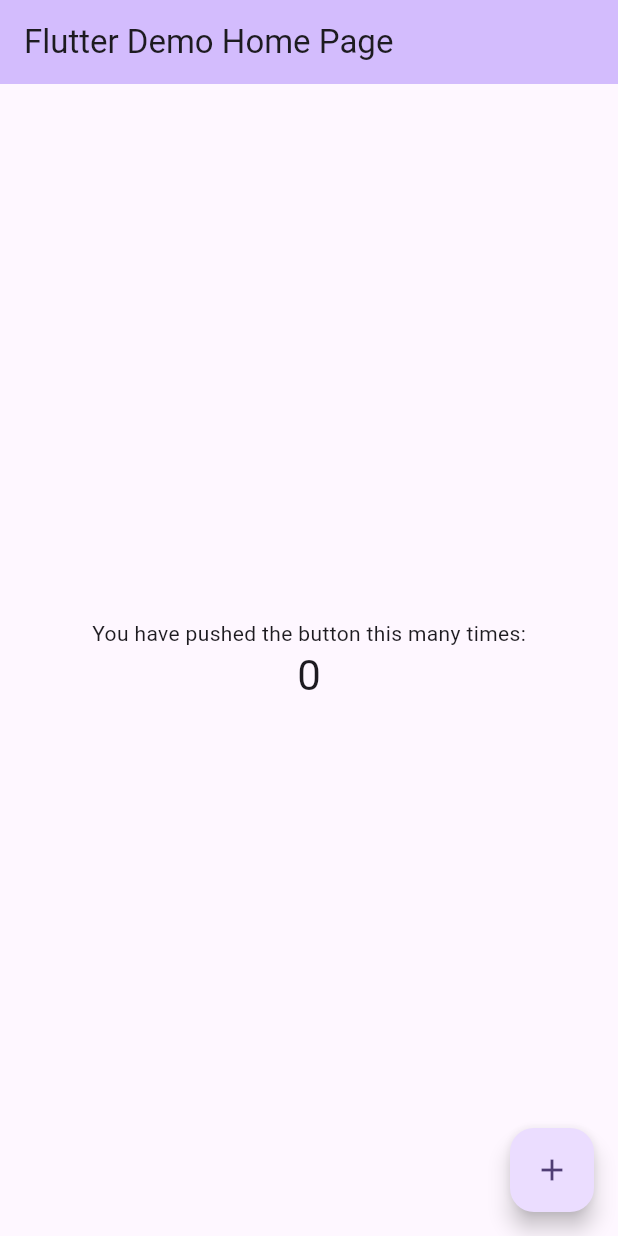
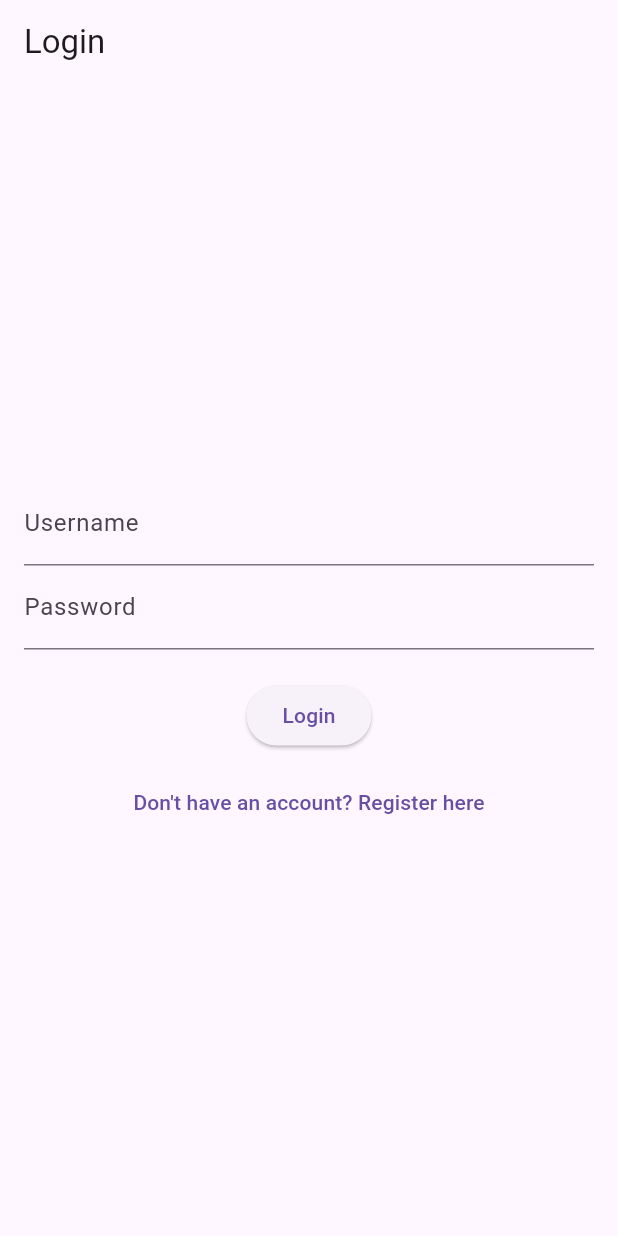
Before and after one commit to ClaudioSchmidt/Mobile-UX-Project, a Flutter app: the screen it shows after launch, on a phone screen of 412 x 824 dp. Run offline on Flutter 3.47's test engine with Material 3 defaults, Android fonts, the phone set to English and light mode, and no system bars.

Commit message:
login and register widgets done

```diff
--- a/lib/main.dart
+++ b/lib/main.dart
@@ -1,4 +1,6 @@
 import 'package:flutter/material.dart';
+
+const String apiUrl = "https://www2.hs-esslingen.de/~melcher/map/chat/api/";
 
 void main() {
   runApp(const MyApp());
@@ -7,119 +9,119 @@ void main() {
 class MyApp extends StatelessWidget {
   const MyApp({super.key});
 
-  // This widget is the root of your application.
   @override
   Widget build(BuildContext context) {
     return MaterialApp(
-      title: 'Flutter Demo',
+      title: 'Login and Registration',
       theme: ThemeData(
-        // This is the theme of your application.
-        //
-        // TRY THIS: Try running your application with "flutter run". You'll see
-        // the application has a purple toolbar. Then, without quitting the app,
-        // try changing the seedColor in the colorScheme below to Colors.green
-        // and then invoke "hot reload" (save your changes or press the "hot
-        // reload" button in a Flutter-supported IDE, or press "r" if you used
-        // the command line to start the app).
-        //
-        // Notice that the counter didn't reset back to zero; the application
-        // state is not lost during the reload. To reset the state, use hot
-        // restart instead.
-        //
-        // This works for code too, not just values: Most code changes can be
-        // tested with just a hot reload.
-        colorScheme: ColorScheme.fromSeed(seedColor: Colors.deepPurple),
-        useMaterial3: true,
+        primarySwatch: Colors.blue,
       ),
-      home: const MyHomePage(title: 'Flutter Demo Home Page'),
+      home: const LoginScreen(),
     );
   }
 }
 
-class MyHomePage extends StatefulWidget {
-  const MyHomePage({super.key, required this.title});
-
-  // This widget is the home page of your application. It is stateful, meaning
-  // that it has a State object (defined below) that contains fields that affect
-  // how it looks.
-
-  // This class is the configuration for the state. It holds the values (in this
-  // case the title) provided by the parent (in this case the App widget) and
-  // used by the build method of the State. Fields in a Widget subclass are
-  // always marked "final".
-
-  final String title;
-
-  @override
-  State<MyHomePage> createState() => _MyHomePageState();
-}
-
-class _MyHomePageState extends State<MyHomePage> {
-  int _counter = 0;
-
-  void _incrementCounter() {
-    setState(() {
-      // This call to setState tells the Flutter framework that something has
-      // changed in this State, which causes it to rerun the build method below
-      // so that the display can reflect the updated values. If we changed
-      // _counter without calling setState(), then the build method would not be
-      // called again, and so nothing would appear to happen.
-      _counter++;
-    });
-  }
+class LoginScreen extends StatelessWidget {
+  const LoginScreen({super.key});
 
   @override
   Widget build(BuildContext context) {
-    // This method is rerun every time setState is called, for instance as done
-    // by the _incrementCounter method above.
-    //
-    // The Flutter framework has been optimized to make rerunning build methods
-    // fast, so that you can just rebuild anything that needs updating rather
-    // than having to individually change instances of widgets.
     return Scaffold(
       appBar: AppBar(
-        // TRY THIS: Try changing the color here to a specific color (to
-        // Colors.amber, perhaps?) and trigger a hot reload to see the AppBar
-        // change color while the other colors stay the same.
-        backgroundColor: Theme.of(context).colorScheme.inversePrimary,
-        // Here we take the value from the MyHomePage object that was created by
-        // the App.build method, and use it to set our appbar title.
-        title: Text(widget.title),
+        title: const Text('Login'),
       ),
-      body: Center(
-        // Center is a layout widget. It takes a single child and positions it
-        // in the middle of the parent.
+      body: Padding(
+        padding: const EdgeInsets.all(16.0),
         child: Column(
-          // Column is also a layout widget. It takes a list of children and
-          // arranges them vertically. By default, it sizes itself to fit its
-          // children horizontally, and tries to be as tall as its parent.
-          //
-          // Column has various properties to control how it sizes itself and
-          // how it positions its children. Here we use mainAxisAlignment to
-          // center the children vertically; the main axis here is the vertical
-          // axis because Columns are vertical (the cross axis would be
-          // horizontal).
-          //
-          // TRY THIS: Invoke "debug painting" (choose the "Toggle Debug Paint"
-          // action in the IDE, or press "p" in the console), to see the
-          // wireframe for each widget.
           mainAxisAlignment: MainAxisAlignment.center,
           children: <Widget>[
-            const Text(
-              'You have pushed the button this many times:',
+            const TextField(
+              decoration: InputDecoration(
+                labelText: 'Username',
+              ),
             ),
-            Text(
-              '$_counter',
-              style: Theme.of(context).textTheme.headlineMedium,
+            const TextField(
+              decoration: InputDecoration(
+                labelText: 'Password',
+              ),
+              obscureText: true,
+            ),
+            const SizedBox(height: 20),
+            ElevatedButton(
+              onPressed: () {
+                // login functionality
+              },
+              child: const Text('Login'),
+            ),
+            const SizedBox(height: 10),
+            TextButton(
+              onPressed: () {
+                Navigator.push(
+                  context,
+                  MaterialPageRoute(builder: (context) => const RegistrationScreen()),
+                );
+              },
+              child: const Text('Don\'t have an account? Register here'),
             ),
           ],
         ),
       ),
-      floatingActionButton: FloatingActionButton(
-        onPressed: _incrementCounter,
-        tooltip: 'Increment',
-        child: const Icon(Icons.add),
-      ), // This trailing comma makes auto-formatting nicer for build methods.
     );
   }
 }
+
+class RegistrationScreen extends StatelessWidget {
+  const RegistrationScreen({super.key});
+
+  @override
+  Widget build(BuildContext context) {
+    return Scaffold(
+      appBar: AppBar(
+        title: const Text('Registration'),
+      ),
+      body: Padding(
+        padding: const EdgeInsets.all(16.0),
+        child: Column(
+          mainAxisAlignment: MainAxisAlignment.center,
+          children: <Widget>[
+            const TextField(
+              decoration: InputDecoration(
+                labelText: 'User ID',
+              ),
+            ),
+            const TextField(
+              decoration: InputDecoration(
+                labelText: 'First Name',
+              ),
+            ),
+            const TextField(
+              decoration: InputDecoration(
+                labelText: 'Last Name',
+              ),
+            ),
+            const TextField(
+              decoration: InputDecoration(
+                labelText: 'Password',
+              ),
+              obscureText: true,
+            ),
+            const SizedBox(height: 20),
+            ElevatedButton(
+              onPressed: () {
+                // registration functionality
+              },
+              child: const Text('Register'),
+            ),
+            const SizedBox(height: 10),
+            TextButton(
+              onPressed: () {
+                Navigator.pop(context);
+              },
+              child: const Text('Already have an account? Login here'),
+            ),
+          ],
+        ),
+      ),
+    );
+  }
+}
```
